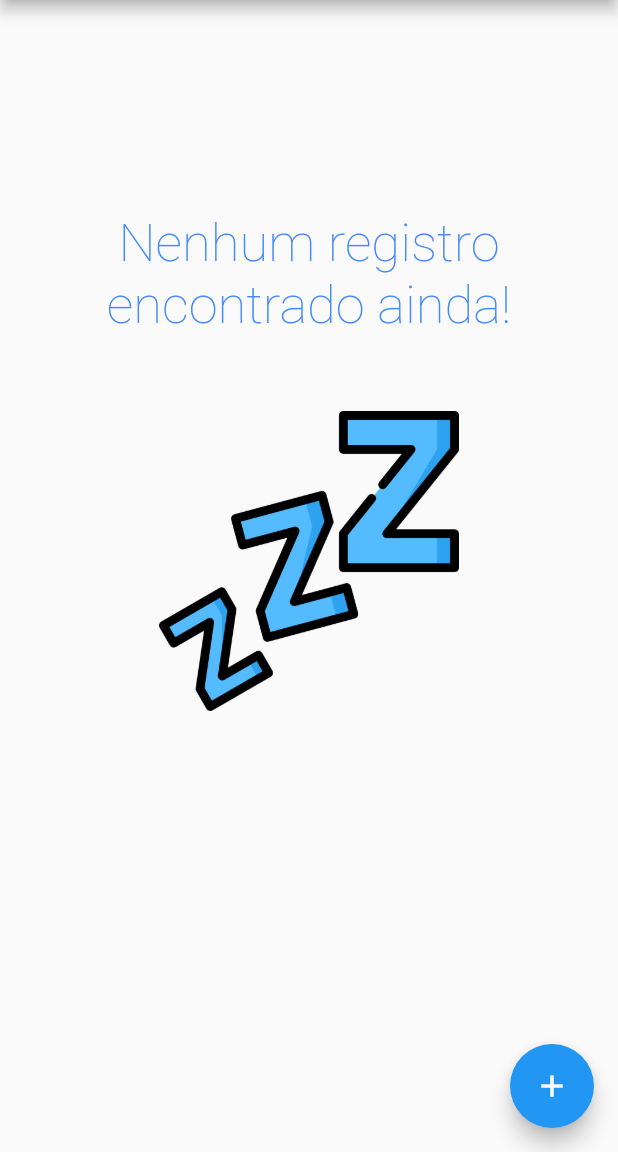
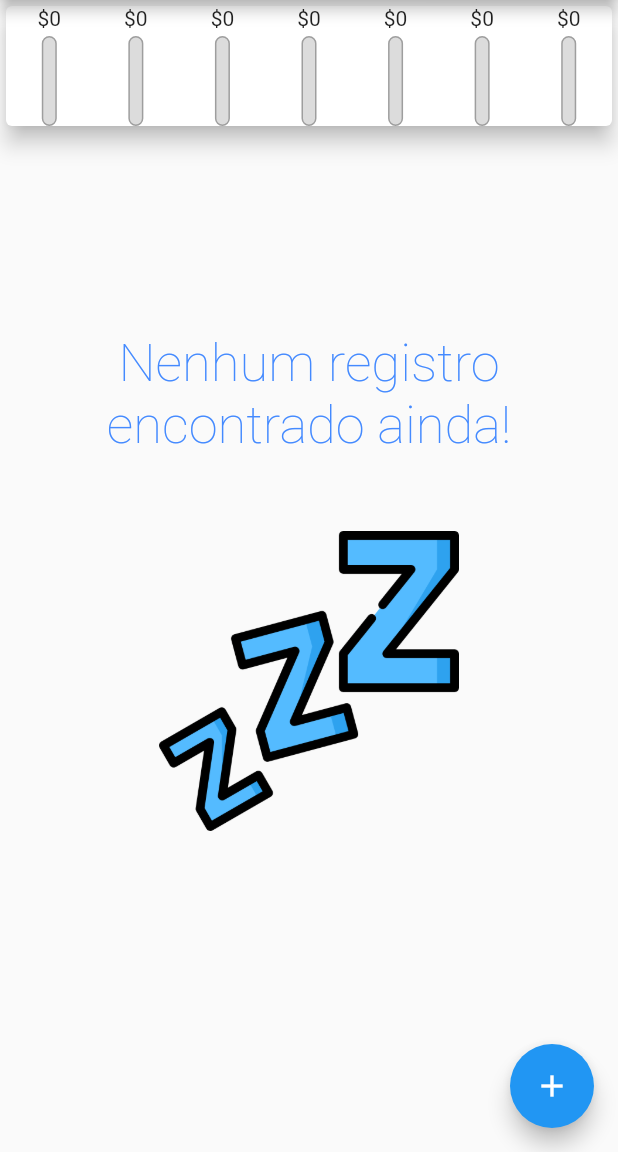
Before and after one commit to matheustkaczyk/finance_app, a Flutter app: the screen it shows after launch, on a phone screen of 412 x 824 dp, the part 84-1236 px from its top. Run offline on Flutter 3.47's test engine with Material 2 defaults, Android fonts, the phone set to English and light mode, and no system bars.

Commit message:
feat: rendering ChartBars

```diff
--- a/lib/widgets/chart.dart
+++ b/lib/widgets/chart.dart
@@ -1,4 +1,5 @@
 import 'package:finance_app/models/transaction.dart';
+import 'package:finance_app/widgets/chart_bar.dart';
 import 'package:flutter/material.dart';
 import 'package:intl/intl.dart';
 
@@ -39,7 +40,20 @@ class Chart extends StatelessWidget {
   Widget build(BuildContext context) {
     return Card(
       elevation: 6,
-      child: Row(children: []),
+      child: Row(children: [
+        ...groupedTransactionsValues.map((data) {
+          return Flexible(
+            fit: FlexFit.tight,
+            child: ChartBar(
+              data['day'] as String,
+              data['value'] as double,
+              totalSpending == 0.0
+                  ? 0.0
+                  : (data['value'] as double) / totalSpending,
+            ),
+          );
+        }).toList(),
+      ]),
     );
   }
 }
```
